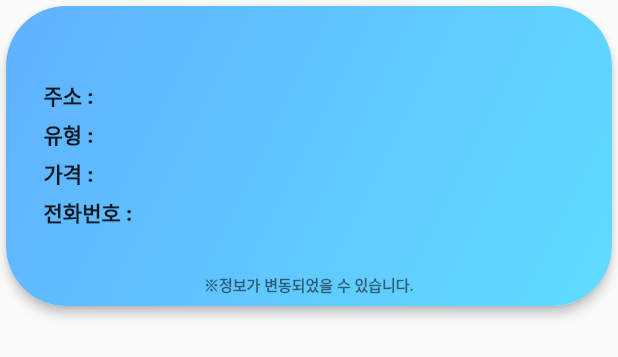
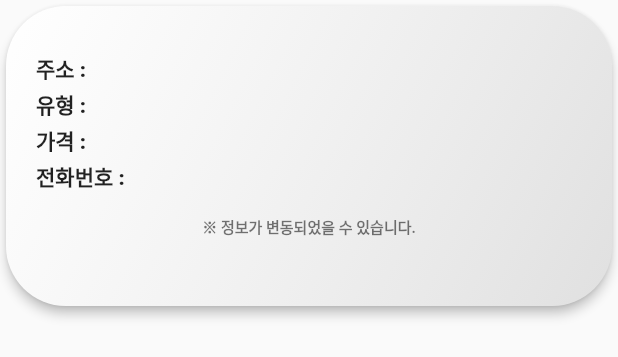
Before and after one commit to limseongsu/fishingspot, a Flutter app: the SliderCard widget shown alone on an empty page, opened directly, on a phone screen of 412 x 824 dp. Shown: the top 357 px of the screen. Run offline on Flutter 3.47's test engine with Material 2 defaults, Android fonts, the phone set to English and light mode, and no system bars; our stand-ins replace carousel_slider, curved_navigation_bar, easy_splash_screen, flutter_staggered_animations, geolocator, get and 5 more; missing offline and left inert: dart:ffi; accounts and stored records are empty.

Commit message:
전체 테마 바꿈 및 카드 수정

```diff
--- a/lib/view/main/mainbody/main_body.dart
+++ b/lib/view/main/mainbody/main_body.dart
@@ -36,7 +36,7 @@ class _MainBodyState extends State<MainBody> {
               ),
             ],
           ),
-          Divider(color: Colors.grey),
+          Divider(color: Colors.grey[300]),
           Carousel(apiViewModel),
           Padding(
             padding: const EdgeInsets.only(top:8.0,bottom: 8),
@@ -44,7 +44,7 @@ class _MainBodyState extends State<MainBody> {
             style: TextStyle(fontSize: 12,fontWeight: FontWeight.bold),
             ),
           ),
-          Divider(color: Colors.grey),
+          Divider(color: Colors.grey[300]),
           ListCards(apiViewModel.fishing),
         ],
       ),
--- a/lib/view/main/mainbody/mainbodyitems/slider_card.dart
+++ b/lib/view/main/mainbody/mainbodyitems/slider_card.dart
@@ -17,53 +17,57 @@ Card SliderCard(Items item) {
         decoration: BoxDecoration(
           borderRadius: BorderRadius.circular(40),
           gradient: LinearGradient(
-              colors: [Color(0Xff60B1FF), Color(0XFF60DCFF)],
+              colors: [Colors.white10, Colors.black12],
               begin: Alignment.topLeft,
               end: Alignment.bottomRight),
         ),
         width: 450,
         height: 200,
         child: Padding(
-          padding: const EdgeInsets.only(top: 15),
+          padding: const EdgeInsets.only(top: 5),
           child: Column(
             crossAxisAlignment: CrossAxisAlignment.start,
             children: [
               Center(
                   child: Text('${item.fshlcNm}',
                       style: TextStyle(
-                          fontSize: 25, fontWeight: FontWeight.bold))),
-              SizedBox(height: 5),
+                          fontSize: 20, fontWeight: FontWeight.bold))),
+              SizedBox(height: 3),
               Padding(
-                padding: const EdgeInsets.only(left: 25),
-                child: Text('주소 : ${item.rdnmadr}',
+                padding: const EdgeInsets.only(left: 20),
+                child: Text(item.rdnmadr != 'null' ?
+                    '주소 : ${item.rdnmadr}' : '주소 : 정보 없음',
                     style:
                         TextStyle(fontSize: 14, fontWeight: FontWeight.w900)),
               ),
-              SizedBox(height: 5),
+              SizedBox(height: 3),
               Padding(
-                padding: const EdgeInsets.only(left: 25),
-                child: Text('유형 : ${item.fshlcType}',
+                padding: const EdgeInsets.only(left: 20),
+                child: Text(item.fshlcType != 'null' ?
+                    '유형 : ${item.fshlcType}' : '유형 : 정보 없음',
                     style:
                         TextStyle(fontSize: 14, fontWeight: FontWeight.w900)),
               ),
-              SizedBox(height: 5),
+              SizedBox(height: 3),
               Padding(
-                padding: const EdgeInsets.only(left: 25),
-                child: Text('가격 : ${item.useCharge}',
+                padding: const EdgeInsets.only(left: 20),
+                child: Text(item.useCharge != 'null' ?
+                    '가격 : ${item.useCharge}' :'가격 : 정보 없음',
                     style:
                         TextStyle(fontSize: 14, fontWeight: FontWeight.w900)),
               ),
-              SizedBox(height: 5),
+              SizedBox(height: 3),
               Padding(
-                padding: const EdgeInsets.only(left: 25),
-                child: Text('전화번호 : ${item.phoneNumber}',
+                padding: const EdgeInsets.only(left: 20),
+                child: Text(item.phoneNumber != 'null' ?
+                    '전화번호 : ${item.phoneNumber}' : '전화번호 : 정보 없음',
                     style:
                         TextStyle(fontSize: 14, fontWeight: FontWeight.w900)),
               ),
-              SizedBox(height: 30),
+              SizedBox(height: 15),
               Center(
                 child: Text(
-                  '※정보가 변동되었을 수 있습니다.',
+                  '※ 정보가 변동되었을 수 있습니다.',
                   style: TextStyle(
                       fontWeight: FontWeight.w700,
                       fontSize: 10,
```
